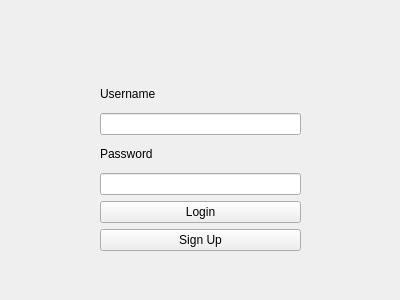
Before: the Qt Designer form LoginPage.ui in MaxRUnger/370Team8, drawn with Qt 5.
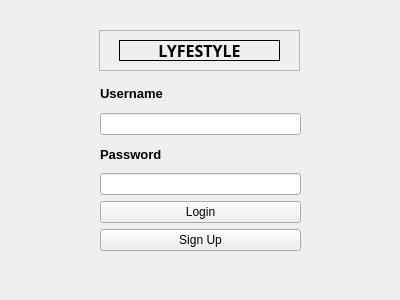
After: the same form once the commit is applied.

```diff
--- a/LoginPage.ui
+++ b/LoginPage.ui
@@ -25,6 +25,12 @@
    <layout class="QVBoxLayout" name="verticalLayout">
     <item>
      <widget class="QLabel" name="usernameLabel">
+      <property name="font">
+       <font>
+        <pointsize>10</pointsize>
+        <bold>true</bold>
+       </font>
+      </property>
       <property name="text">
        <string>Username</string>
       </property>
@@ -35,6 +41,12 @@
     </item>
     <item>
      <widget class="QLabel" name="statusLabel">
+      <property name="font">
+       <font>
+        <pointsize>10</pointsize>
+        <bold>true</bold>
+       </font>
+      </property>
       <property name="text">
        <string>Password</string>
       </property>
@@ -63,6 +75,49 @@
     </item>
    </layout>
   </widget>
+  <widget class="QFrame" name="frame">
+   <property name="geometry">
+    <rect>
+     <x>99</x>
+     <y>30</y>
+     <width>201</width>
+     <height>41</height>
+    </rect>
+   </property>
+   <property name="frameShape">
+    <enum>QFrame::Shape::StyledPanel</enum>
+   </property>
+   <property name="frameShadow">
+    <enum>QFrame::Shadow::Raised</enum>
+   </property>
+   <widget class="QLabel" name="label2">
+    <property name="geometry">
+     <rect>
+      <x>20</x>
+      <y>10</y>
+      <width>161</width>
+      <height>21</height>
+     </rect>
+    </property>
+    <property name="font">
+     <font>
+      <family>Yu Gothic</family>
+      <pointsize>12</pointsize>
+      <bold>true</bold>
+      <underline>false</underline>
+     </font>
+    </property>
+    <property name="frameShape">
+     <enum>QFrame::Shape::Panel</enum>
+    </property>
+    <property name="text">
+     <string>LYFESTYLE</string>
+    </property>
+    <property name="alignment">
+     <set>Qt::AlignmentFlag::AlignCenter</set>
+    </property>
+   </widget>
+  </widget>
  </widget>
  <resources/>
  <connections/>
```
